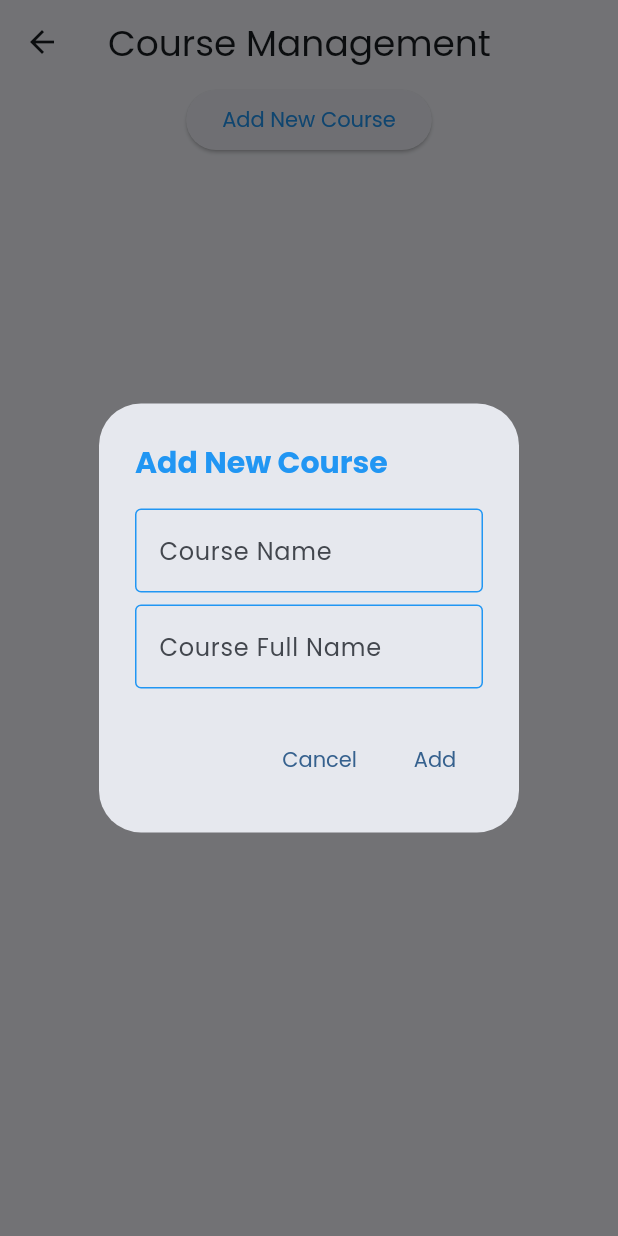
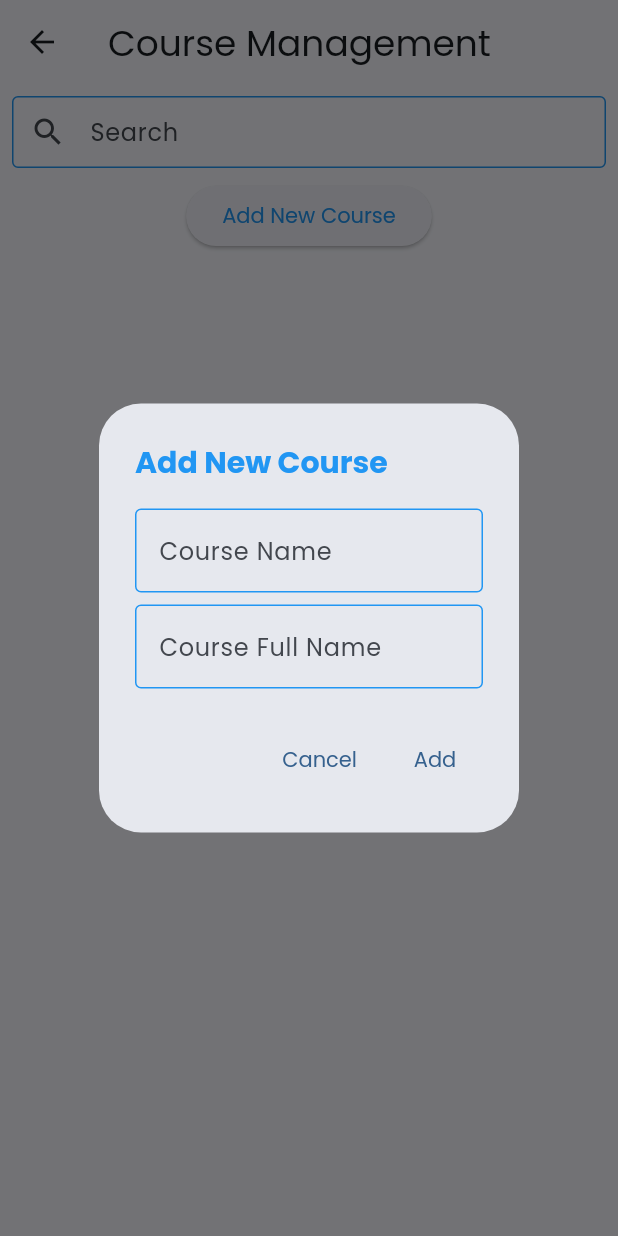
Before and after one commit to elena-atanasoska/Classly, a Flutter app: the CourseManagementScreen screen opened directly with empty values, after a tap on "Add New Course", on a phone screen of 412 x 824 dp. Run offline on Flutter 3.47's test engine with Material 3 defaults, Android fonts, the phone set to English and light mode, and no system bars; our stand-ins replace cloud_firestore, firebase_auth, firebase_core, firebase_storage, flutter_local_notifications, geolocator and 5 more; accounts and stored records are empty; generated files the repository leaves out were written again.

Commit message:
search courses

```diff
--- a/lib/presentation/screens/course_management_screen.dart
+++ b/lib/presentation/screens/course_management_screen.dart
@@ -1,13 +1,13 @@
 import 'package:classly/application/services/CourseService.dart';
 import 'package:flutter/material.dart';
-import '../../application/services/UserService.dart';
+
 import '../../domain/models/Course.dart';
-import 'course_details_screen.dart'; // Import the course details screen
+import 'course_details_screen.dart';
 
 class CourseManagementScreen extends StatefulWidget {
   final CourseService courseService;
 
-  CourseManagementScreen({required this.courseService});
+  const CourseManagementScreen({super.key, required this.courseService});
 
   @override
   _CourseManagementScreenState createState() => _CourseManagementScreenState();
@@ -15,13 +15,23 @@ class CourseManagementScreen extends StatefulWidget {
 
 class _CourseManagementScreenState extends State<CourseManagementScreen> {
   List<Course> _courses = [];
+  List<Course> _filteredCourses = [];
   final TextEditingController _courseNameController = TextEditingController();
-  final TextEditingController _courseFullNameController = TextEditingController();
+  final TextEditingController _courseFullNameController =
+      TextEditingController();
+  final TextEditingController _searchController = TextEditingController();
 
   @override
   void initState() {
     super.initState();
     _fetchCourses();
+    _searchController.addListener(_filterCourses);
+  }
+
+  @override
+  void dispose() {
+    _searchController.dispose();
+    super.dispose();
   }
 
   void _fetchCourses() async {
@@ -29,10 +39,21 @@ class _CourseManagementScreenState extends State<CourseManagementScreen> {
       List<Course> courses = await widget.courseService.getAvailableCourses();
       setState(() {
         _courses = courses;
+        _filteredCourses = courses;
       });
     } catch (error) {
       print('Error fetching courses: $error');
     }
+  }
+
+  void _filterCourses() {
+    String query = _searchController.text.toLowerCase();
+    setState(() {
+      _filteredCourses = _courses.where((course) {
+        return course.courseName.toLowerCase().contains(query) ||
+            course.courseFullName.toLowerCase().contains(query);
+      }).toList();
+    });
   }
 
   void _showAddCourseDialog() {
@@ -40,35 +61,36 @@ class _CourseManagementScreenState extends State<CourseManagementScreen> {
       context: context,
       builder: (BuildContext context) {
         return AlertDialog(
-          title: Text('Add New Course', style: TextStyle(color: Colors.blue),),
+          title: const Text('Add New Course', style: TextStyle(color: Colors.blue)),
           content: Column(
             mainAxisSize: MainAxisSize.min,
             children: [
               TextField(
                 controller: _courseNameController,
-                decoration: InputDecoration(labelText: 'Course Name'),
+                decoration: const InputDecoration(labelText: 'Course Name'),
               ),
-              SizedBox(height: 8),
+              const SizedBox(height: 8),
               TextField(
                 controller: _courseFullNameController,
-                decoration: InputDecoration(labelText: 'Course Full Name'),
+                decoration: const InputDecoration(labelText: 'Course Full Name'),
               ),
             ],
           ),
           actions: [
             TextButton(
-              child: Text('Cancel'),
+              child: const Text('Cancel'),
               onPressed: () {
                 Navigator.of(context).pop();
               },
             ),
             TextButton(
-              child: Text('Add'),
+              child: const Text('Add'),
               onPressed: () async {
                 try {
                   String courseName = _courseNameController.text;
                   String courseFullName = _courseFullNameController.text;
-                  await widget.courseService.addCourse(courseName, courseFullName);
+                  await widget.courseService
+                      .addCourse(courseName, courseFullName);
                   _courseNameController.clear();
                   _courseFullNameController.clear();
                   Navigator.of(context).pop();
@@ -88,26 +110,48 @@ class _CourseManagementScreenState extends State<CourseManagementScreen> {
   Widget build(BuildContext context) {
     return Scaffold(
       appBar: AppBar(
-        title: Text('Course Management'),
+        title: const Text('Course Management'),
       ),
       body: Column(
         children: [
+          Padding(
+            padding: const EdgeInsets.all(8.0),
+            child: TextField(
+              controller: _searchController,
+              decoration: InputDecoration(
+                labelText: 'Search',
+                prefixIcon: const Icon(Icons.search),
+                border: OutlineInputBorder(
+                  borderRadius:
+                      BorderRadius.circular(50.0), // Make search field rounder
+                ),
+                focusedBorder: OutlineInputBorder(
+                  borderRadius: BorderRadius.circular(30.0),
+                  // Round the border on focus
+                  borderSide:
+                      BorderSide.none, // Remove border side for rounded corners
+                ),
+                contentPadding: const EdgeInsets.symmetric(horizontal: 20.0),
+              ),
+            ),
+          ),
           ElevatedButton(
             onPressed: _showAddCourseDialog,
-            child: Text('Add New Course', style: TextStyle(color: Colors.blue),),
+            child: const Text('Add New Course', style: TextStyle(color: Colors.blue)),
           ),
           Expanded(
             child: ListView.builder(
-              itemCount: _courses.length,
+              itemCount: _filteredCourses.length,
               itemBuilder: (context, index) {
-                Course course = _courses[index];
+                Course course = _filteredCourses[index];
                 return ListTile(
                   title: Text(course.courseFullName),
                   onTap: () {
                     Navigator.push(
                       context,
                       MaterialPageRoute(
-                        builder: (context) => CourseDetailsScreen(course: course),
+                        builder: (context) =>
+                            CourseDetailsScreen(course: course),
                       ),
                     );
                   },
```
